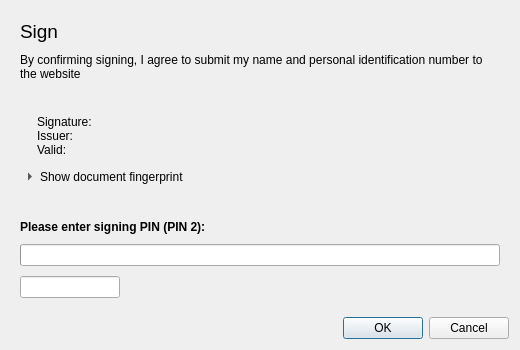
Before: the Qt Designer form src/ui/dialog.ui in web-eid/web-eid-app, drawn with Qt 5.
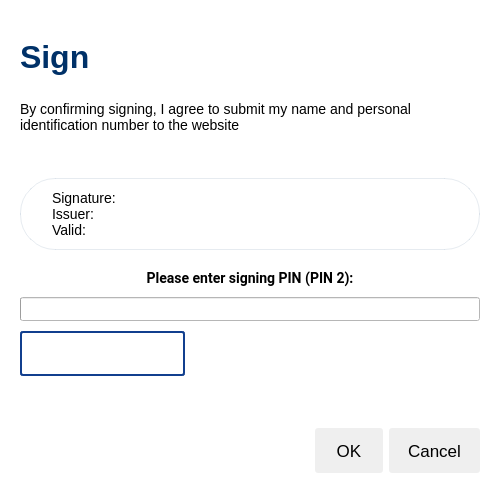
After: the same form once the commit is applied. The open tabs and pages were chosen to show the change. Icons and pictures are not drawn.

Patch:
```diff
--- a/src/ui/dialog.ui
+++ b/src/ui/dialog.ui
@@ -6,14 +6,91 @@
    <rect>
     <x>0</x>
     <y>0</y>
-    <width>520</width>
-    <height>350</height>
+    <width>500</width>
+    <height>493</height>
    </rect>
   </property>
+  <property name="minimumSize">
+   <size>
+    <width>500</width>
+    <height>0</height>
+   </size>
+  </property>
   <property name="windowTitle">
    <string notr="true">Web eID</string>
   </property>
+  <property name="styleSheet">
+   <string notr="true">QWidget {
+background-color: white;
+font-size: 14px;
+font-family: &quot;Roboto&quot;;
+color: black;
+}
+QPushButton {
+font-size: 17px;
+border: 0px;
+border-radius: 3px;
+height: 45px;
+padding-left: 19px;
+padding-right: 19px;
+min-width: 30px;
+background-color: #EFEFEF;
+}
+QPushButton::hover, QPushButton::focus {
+background-color: #DEDEDE;
+}
+#page1TitleLabel , #page2TitleLabel, #page3TitleLabel, #page4TitleLabel {
+color: #003168;
+font-size: 32px;
+font-weight: bold;
+}
+#smartCardErrorLabel {
+border: 1px solid rgba(240,78,35,0.1);
+border-radius: 3px;
+padding: 10px;
+color: #F04E23;
+}
+#selectCertificateInfoLabel, #authenticateCertificateInfoLabel, #signCertificateInfoLabel {
+border: 1px solid rgba(0,49,104,0.1);
+border-radius: 35px;
+min-height: 70px;
+padding: 0px 20px 0px 28px;
+}
+#selectCertificateInfoLabel {
+background-color: #F5F5F5;
+border: 2px solid #113F8E;
+}
+#authenticationPinInput, #signingPinInput {
+border: 2px solid #113F8E;
+border-radius: 3px;
+min-width: 161px;
+min-height: 41px;
+max-width: 161px;
+max-height: 41px;
+font-size: 20px;
+font-weight: bold;
+}
+#authenticationPinErrorLabel, #signingPinErrorLabel {
+color: #F04E23;
+}
+#selectCertificateOriginLabel, #authenticateOriginLabel, #signOriginLabel {
+color: #003168;
+font-weight: bold;
+}</string>
+  </property>
   <layout class="QVBoxLayout" name="verticalLayout_2">
+   <property name="leftMargin">
+    <number>20</number>
+   </property>
+   <property name="topMargin">
+    <number>35</number>
+   </property>
+   <property name="rightMargin">
+    <number>20</number>
+   </property>
+   <property name="bottomMargin">
+    <number>20</number>
+   </property>
    <item>
     <widget class="QStackedWidget" name="pageStack">
      <property name="currentIndex">
@@ -378,15 +455,22 @@
      <widget class="QWidget" name="signPage">
       <layout class="QVBoxLayout" name="page4VerticalLayout1">
        <property name="spacing">
-        <number>10</number>
+        <number>20</number>
+       </property>
+       <property name="leftMargin">
+        <number>0</number>
+       </property>
+       <property name="topMargin">
+        <number>0</number>
+       </property>
+       <property name="rightMargin">
+        <number>0</number>
+       </property>
+       <property name="bottomMargin">
+        <number>0</number>
        </property>
        <item>
         <widget class="QLabel" name="page4TitleLabel">
-         <property name="font">
-          <font>
-           <pointsize>14</pointsize>
-          </font>
-         </property>
          <property name="focusPolicy">
           <enum>Qt::TabFocus</enum>
          </property>
@@ -396,54 +480,34 @@
         </widget>
        </item>
        <item>
-        <widget class="QLabel" name="signDescriptionLabel">
-         <property name="focusPolicy">
-          <enum>Qt::TabFocus</enum>
-         </property>
-         <property name="text">
-          <string>By confirming signing, I agree to submit my name and personal identification number to the website</string>
-         </property>
-         <property name="wordWrap">
-          <bool>true</bool>
-         </property>
-        </widget>
-       </item>
-       <item>
-        <widget class="QLabel" name="signOriginLabel">
-         <property name="focusPolicy">
-          <enum>Qt::TabFocus</enum>
-         </property>
-         <property name="styleSheet">
-          <string notr="true">font-weight: bold</string>
-         </property>
-         <property name="alignment">
-          <set>Qt::AlignCenter</set>
-         </property>
-        </widget>
-       </item>
-       <item>
-        <layout class="QHBoxLayout" name="page4HorizontalLayout1">
-         <property name="spacing">
+        <layout class="QGridLayout" name="signLabelLayout" columnstretch="0,1">
+         <property name="horizontalSpacing">
           <number>10</number>
          </property>
-         <item>
-          <widget class="QLabel" name="signElectronicIdIcon"/>
+         <property name="verticalSpacing">
+          <number>9</number>
+         </property>
+         <item row="1" column="0">
+          <widget class="QLabel" name="signOriginLabelIcon">
+           <property name="pixmap">
+            <pixmap resource="web-eid-resources.qrc">:/images/origin.svg</pixmap>
+           </property>
+          </widget>
          </item>
-         <item>
-          <widget class="QLabel" name="signCertificateInfoLabel">
-           <property name="sizePolicy">
-            <sizepolicy hsizetype="Expanding" vsizetype="Preferred">
-             <horstretch>0</horstretch>
-             <verstretch>0</verstretch>
-            </sizepolicy>
+         <item row="1" column="1">
+          <widget class="QLabel" name="signOriginLabel">
+           <property name="focusPolicy">
+            <enum>Qt::TabFocus</enum>
            </property>
+          </widget>
+         </item>
+         <item row="0" column="0" colspan="2">
+          <widget class="QLabel" name="signDescriptionLabel">
            <property name="focusPolicy">
             <enum>Qt::TabFocus</enum>
            </property>
            <property name="text">
-            <string notr="true">Signature:
-Issuer:
-Valid:</string>
+            <string>By confirming signing, I agree to submit my name and personal identification number to the website</string>
            </property>
            <property name="wordWrap">
             <bool>true</bool>
@@ -453,67 +517,55 @@
         </layout>
        </item>
        <item>
-        <widget class="QToolButton" name="docHashFingerprintToggleButton">
-         <property name="styleSheet">
-          <string notr="true">border: none</string>
-         </property>
-         <property name="text">
-          <string>Show document fingerprint</string>
-         </property>
-         <property name="checkable">
-          <bool>true</bool>
-         </property>
-         <property name="toolButtonStyle">
-          <enum>Qt::ToolButtonTextBesideIcon</enum>
-         </property>
-         <property name="arrowType">
-          <enum>Qt::RightArrow</enum>
-         </property>
-        </widget>
-       </item>
-       <item>
-        <widget class="QLabel" name="docHashFingerprintLabel">
+        <widget class="QLabel" name="signCertificateInfoLabel">
          <property name="focusPolicy">
           <enum>Qt::TabFocus</enum>
          </property>
+         <property name="text">
+          <string notr="true">Signature:
+Issuer:
+Valid:</string>
+         </property>
          <property name="wordWrap">
           <bool>true</bool>
          </property>
         </widget>
        </item>
        <item>
-        <widget class="QLabel" name="signingPinTitleLabel">
-         <property name="font">
-          <font>
-           <weight>75</weight>
-           <bold>true</bold>
-          </font>
+        <layout class="QVBoxLayout" name="signingPinLayout">
+         <property name="spacing">
+          <number>10</number>
          </property>
-         <property name="text">
-          <string>Please enter signing PIN (PIN 2):</string>
-         </property>
-         <property name="buddy">
-          <cstring>signingPinInput</cstring>
-         </property>
-        </widget>
-       </item>
-       <item>
-        <widget class="QProgressBar" name="signingPinEntryTimeoutProgressBar">
-         <property name="textVisible">
-          <bool>false</bool>
-         </property>
-        </widget>
-       </item>
-       <item>
-        <layout class="QHBoxLayout" name="page4HorizontalLayout2">
+         <item>
+          <widget class="QLabel" name="signingPinTitleLabel">
+           <property name="font">
+            <font>
+             <family>Roboto</family>
+             <pointsize>-1</pointsize>
+             <weight>75</weight>
+             <bold>true</bold>
+            </font>
+           </property>
+           <property name="text">
+            <string>Please enter signing PIN (PIN 2):</string>
+           </property>
+           <property name="alignment">
+            <set>Qt::AlignCenter</set>
+           </property>
+           <property name="buddy">
+            <cstring>signingPinInput</cstring>
+           </property>
+          </widget>
+         </item>
+         <item>
+          <widget class="QProgressBar" name="signingPinEntryTimeoutProgressBar">
+           <property name="textVisible">
+            <bool>false</bool>
+           </property>
+          </widget>
+         </item>
          <item>
           <widget class="QLineEdit" name="signingPinInput">
-           <property name="maximumSize">
-            <size>
-             <width>100</width>
-             <height>16777215</height>
-            </size>
-           </property>
            <property name="maxLength">
             <number>12</number>
            </property>
@@ -522,31 +574,34 @@
            </property>
           </widget>
          </item>
+         <item>
+          <spacer name="signingPinInputHelperSpacer">
+           <property name="orientation">
+            <enum>Qt::Vertical</enum>
+           </property>
+           <property name="sizeType">
+            <enum>QSizePolicy::Fixed</enum>
+           </property>
+           <property name="sizeHint" stdset="0">
+            <size>
+             <width>20</width>
+             <height>20</height>
+            </size>
+           </property>
+          </spacer>
+         </item>
          <item>
           <widget class="QLabel" name="signingPinErrorLabel">
            <property name="focusPolicy">
             <enum>Qt::TabFocus</enum>
            </property>
-           <property name="styleSheet">
-            <string notr="true">color: darkred</string>
+           <property name="alignment">
+            <set>Qt::AlignCenter</set>
            </property>
           </widget>
          </item>
         </layout>
        </item>
-       <item>
-        <spacer name="page4VerticalSpacer">
-         <property name="orientation">
-          <enum>Qt::Vertical</enum>
-         </property>
-         <property name="sizeHint" stdset="0">
-          <size>
-           <width>20</width>
-           <height>40</height>
-          </size>
-         </property>
-        </spacer>
-       </item>
       </layout>
      </widget>
     </widget>
```
Left out of the diff: 367 changed lines with no effect on the pictures.
